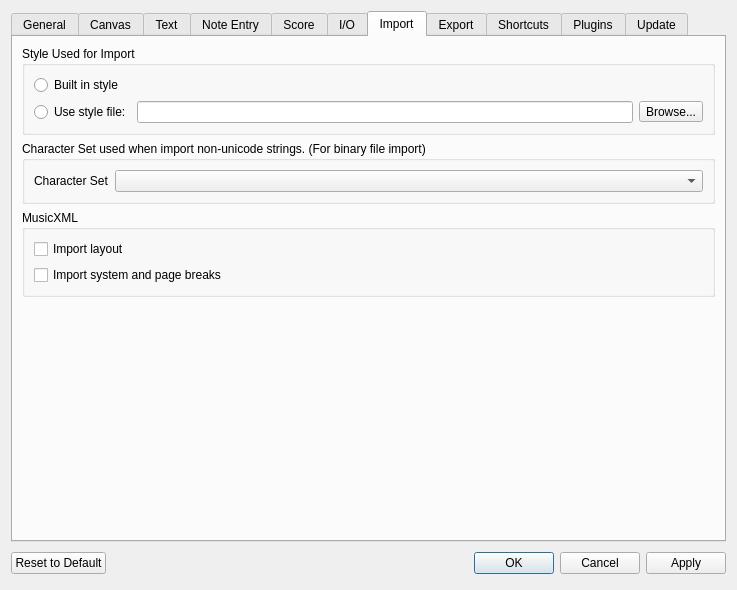
First picture: the form in mscore/mscore/prefsdialog.ui, repository musescore/musescore-old, before the edit.
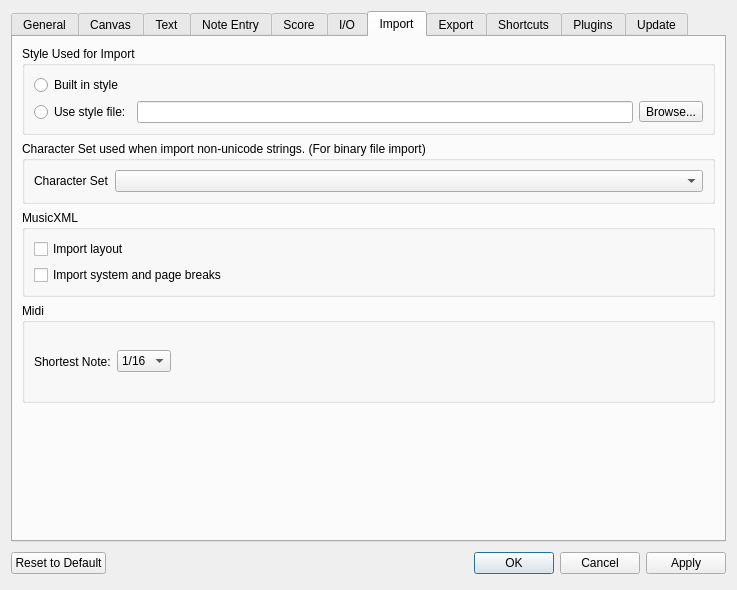
Second picture: the form after the edit. The open tabs and pages were chosen to show the change. Custom widgets are drawn as their Qt base class.

Commit message: move "shortest note" from separate dialog into preferences->import

Patch:
```diff
--- a/mscore/mscore/prefsdialog.ui
+++ b/mscore/mscore/prefsdialog.ui
@@ -2451,6 +2451,73 @@
          </layout>
         </widget>
        </item>
+       <item>
+        <widget class="QGroupBox" name="groupBox_23">
+         <property name="minimumSize">
+          <size>
+           <width>0</width>
+           <height>100</height>
+          </size>
+         </property>
+         <property name="title">
+          <string>Midi</string>
+         </property>
+         <layout class="QHBoxLayout" name="horizontalLayout_10">
+          <item>
+           <widget class="QLabel" name="label_17">
+            <property name="text">
+             <string>Shortest Note:</string>
+            </property>
+           </widget>
+          </item>
+          <item>
+           <widget class="QComboBox" name="shortestNote">
+            <property name="currentIndex">
+             <number>2</number>
+            </property>
+            <item>
+             <property name="text">
+              <string>1/4</string>
+             </property>
+            </item>
+            <item>
+             <property name="text">
+              <string>1/8</string>
+             </property>
+            </item>
+            <item>
+             <property name="text">
+              <string>1/16</string>
+             </property>
+            </item>
+            <item>
+             <property name="text">
+              <string>1/32</string>
+             </property>
+            </item>
+            <item>
+             <property name="text">
+              <string>1/64</string>
+             </property>
+            </item>
+           </widget>
+          </item>
+          <item>
+           <spacer name="horizontalSpacer_16">
+            <property name="orientation">
+             <enum>Qt::Horizontal</enum>
+            </property>
+            <property name="sizeHint" stdset="0">
+             <size>
+              <width>525</width>
+              <height>20</height>
+             </size>
+            </property>
+           </spacer>
+          </item>
+         </layout>
+        </widget>
+       </item>
        <item>
         <spacer>
          <property name="orientation">
```
The commit also changes 5 other files.
